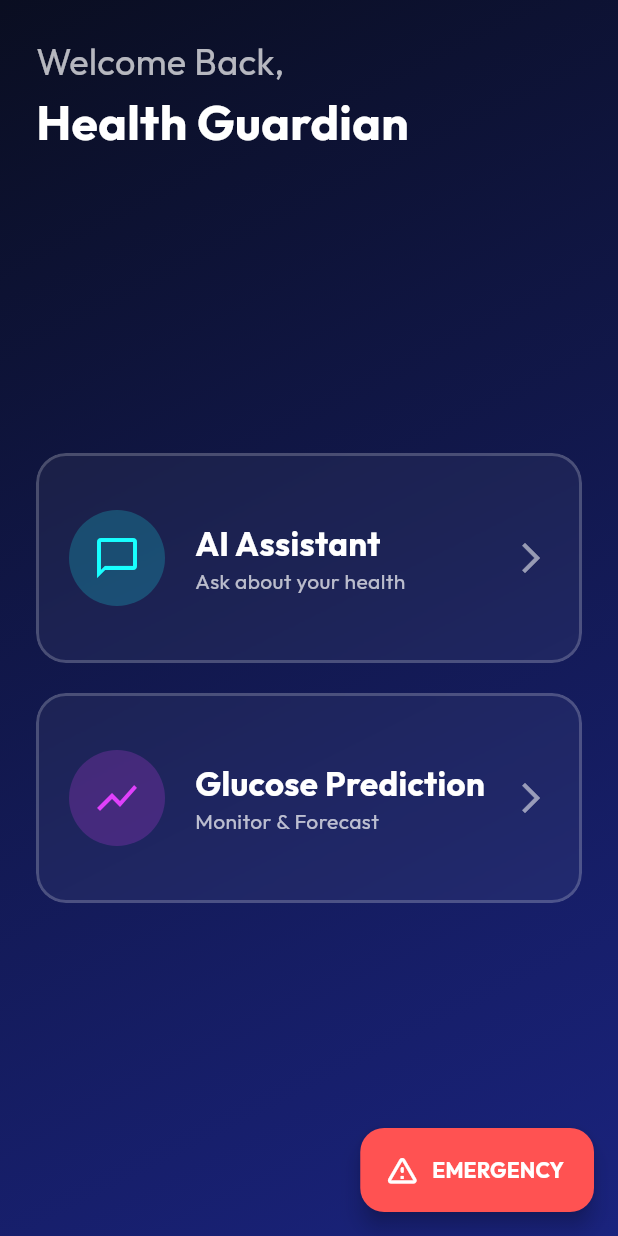
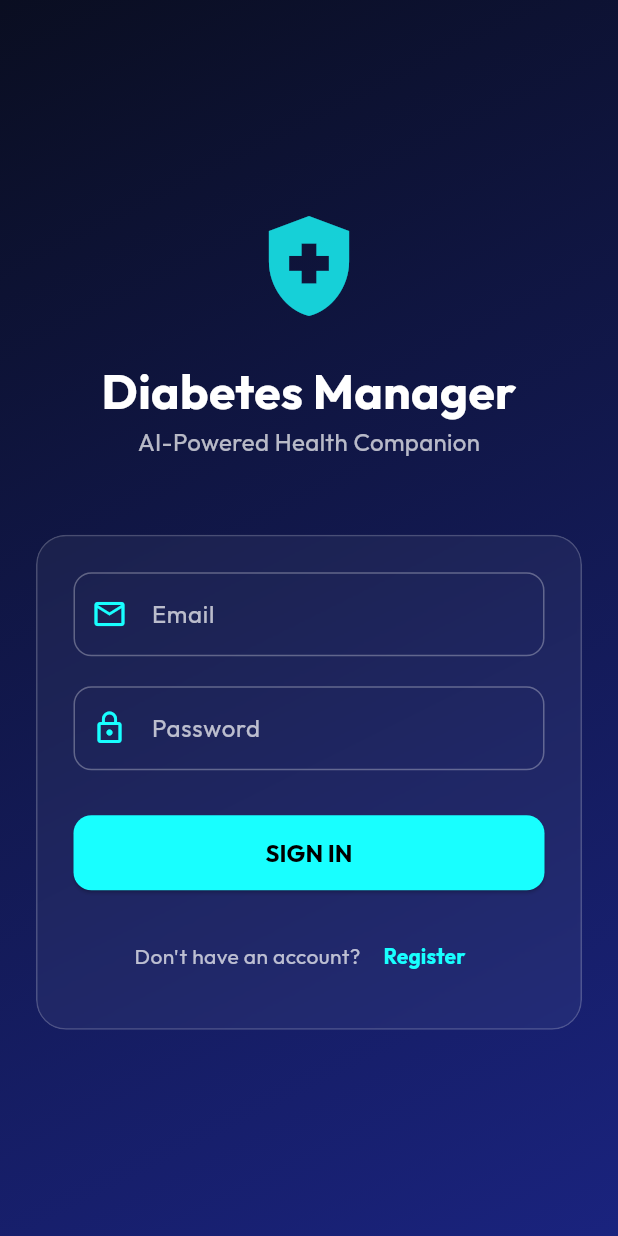
Before and after one commit to nacrezo/feng497_flutter_app, a Flutter app: the screen it shows after launch, on a phone screen of 412 x 824 dp. Run offline on Flutter 3.47's test engine with Material 3 defaults, Android fonts, the phone set to English and light mode, and no system bars; drawn by our look-alikes of glassmorphism_ui; our stand-ins replace cloud_firestore, firebase_auth, firebase_core, fl_chart, flutter_riverpod, go_router and 1 more; accounts and stored records are empty.

Commit message:
Integrate Firebase authentication and Firestore
Added Firebase authentication and Firestore support to the app. Updated Gradle and settings files for Google services, added google-services.json, and included necessary dependencies in pubspec.yaml. Implemented AuthService and login screen, updated main and home screens for authentication flow, and registered Firebase plugins for macOS and Windows.

```diff
--- a/lib/main.dart
+++ b/lib/main.dart
@@ -6,13 +6,24 @@ import 'screens/home_screen.dart';
 import 'screens/chatbot_screen.dart';
 import 'screens/prediction_screen.dart';
 
-void main() {
+import 'package:firebase_core/firebase_core.dart';
+
+import 'services/auth_service.dart';
+import 'screens/login_screen.dart';
+
+void main() async {
+  WidgetsFlutterBinding.ensureInitialized();
+  await Firebase.initializeApp();
   runApp(const ProviderScope(child: MyApp()));
 }
 
 final _router = GoRouter(
   initialLocation: '/',
   routes: [
+    GoRoute(
+      path: '/login',
+      builder: (context, state) => const LoginScreen(),
+    ),
     GoRoute(
       path: '/',
       builder: (context, state) => const HomeScreen(),
@@ -28,15 +39,29 @@ final _router = GoRouter(
   ],
 );
 
-class MyApp extends StatelessWidget {
+class MyApp extends ConsumerWidget {
   const MyApp({super.key});
 
   @override
-  Widget build(BuildContext context) {
+  Widget build(BuildContext context, WidgetRef ref) {
+    final authState = ref.watch(authStateProvider);
+
     return MaterialApp.router(
       title: 'Diabetes AI Manager',
       theme: AppTheme.darkTheme,
-      routerConfig: _router,
+      routerConfig: GoRouter(
+        initialLocation: '/',
+        redirect: (context, state) {
+          final isLoggedIn = authState.value != null;
+          final isLoggingIn = state.uri.toString() == '/login';
+
+          if (!isLoggedIn && !isLoggingIn) return '/login';
+          if (isLoggedIn && isLoggingIn) return '/';
+
+          return null;
+        },
+        routes: _router.configuration.routes,
+      ),
       debugShowCheckedModeBanner: false,
     );
   }
--- /dev/null
+++ b/lib/screens/login_screen.dart
@@ -0,0 +1,365 @@
+import 'package:flutter/material.dart';
+import 'package:flutter_riverpod/flutter_riverpod.dart';
+import 'package:go_router/go_router.dart';
+import 'package:google_fonts/google_fonts.dart';
+import 'package:glassmorphism_ui/glassmorphism_ui.dart';
+import 'package:firebase_auth/firebase_auth.dart';
+import '../services/auth_service.dart';
+
+class LoginScreen extends ConsumerStatefulWidget {
+  const LoginScreen({super.key});
+
+  @override
+  ConsumerState<LoginScreen> createState() => _LoginScreenState();
+}
+
+class _LoginScreenState extends ConsumerState<LoginScreen> {
+  final _emailController = TextEditingController();
+  final _passwordController = TextEditingController();
+  final _nameController = TextEditingController();
+  final _ageController = TextEditingController();
+  final _bloodTypeController = TextEditingController();
+  final _sexController = TextEditingController();
+
+  bool _isLoading = false;
+  bool _isLogin = true;
+  String? _errorMessage;
+
+  Future<void> _submit() async {
+    setState(() {
+      _isLoading = true;
+      _errorMessage = null;
+    });
+
+    try {
+      if (_isLogin) {
+        await ref.read(authServiceProvider).signIn(
+              _emailController.text.trim(),
+              _passwordController.text.trim(),
+            );
+      } else {
+        if (_nameController.text.isEmpty ||
+            _ageController.text.isEmpty ||
+            _bloodTypeController.text.isEmpty ||
+            _sexController.text.isEmpty) {
+          throw Exception('Please fill in all fields');
+        }
+
+        await ref.read(authServiceProvider).signUp(
+              email: _emailController.text.trim(),
+              password: _passwordController.text.trim(),
+              name: _nameController.text.trim(),
+              age: int.parse(_ageController.text.trim()),
+              bloodType: _bloodTypeController.text.trim(),
+              sex: _sexController.text.trim(),
+            );
+      }
+      // Navigation is handled by the router listener in main.dart
+    } on FirebaseAuthException catch (e) {
+      String message;
+      switch (e.code) {
+        case 'invalid-credential':
+        case 'user-not-found':
+        case 'wrong-password':
+          message = 'Invalid email or password. Please try again.';
+          break;
+        case 'email-already-in-use':
+          message = 'This email is already registered. Please sign in instead.';
+          break;
+        case 'invalid-email':
+          message = 'Please enter a valid email address.';
+          break;
+        case 'weak-password':
+          message = 'Password is too weak. Please choose a stronger one.';
+          break;
+        default:
+          message = 'An error occurred. Please try again later.';
+      }
+      setState(() {
+        _errorMessage = message;
+      });
+    } catch (e) {
+      setState(() {
+        _errorMessage = 'An unexpected error occurred.';
+      });
+    } finally {
+      if (mounted) {
+        setState(() {
+          _isLoading = false;
+        });
+      }
+    }
+  }
+
+  @override
+  Widget build(BuildContext context) {
+    return Scaffold(
+      body: Container(
+        decoration: const BoxDecoration(
+          gradient: LinearGradient(
+            begin: Alignment.topLeft,
+            end: Alignment.bottomRight,
+            colors: [
+              Color(0xFF0A0E21),
+              Color(0xFF1A237E),
+            ],
+          ),
+        ),
+        child: Center(
+          child: SingleChildScrollView(
+            padding: const EdgeInsets.all(24.0),
+            child: Column(
+              mainAxisAlignment: MainAxisAlignment.center,
+              children: [
+                Icon(
+                  Icons.health_and_safety,
+                  size: 80,
+                  color: Colors.cyanAccent.withOpacity(0.8),
+                ),
+                const SizedBox(height: 20),
+                Text(
+                  'Diabetes Manager',
+                  style: GoogleFonts.outfit(
+                    fontSize: 32,
+                    fontWeight: FontWeight.bold,
+                    color: Colors.white,
+                  ),
+                ),
+                Text(
+                  'AI-Powered Health Companion',
+                  style: GoogleFonts.outfit(
+                    fontSize: 16,
+                    color: Colors.white70,
+                  ),
+                ),
+                const SizedBox(height: 50),
+                GlassContainer(
+                  borderRadius: BorderRadius.circular(20),
+                  blur: 10,
+                  border: Border.all(color: Colors.white.withOpacity(0.2)),
+                  child: Padding(
+                    padding: const EdgeInsets.all(24.0),
+                    child: Column(
+                      children: [
+                        if (_errorMessage != null)
+                          Container(
+                            padding: const EdgeInsets.all(10),
+                            margin: const EdgeInsets.only(bottom: 20),
+                            decoration: BoxDecoration(
+                              color: Colors.redAccent.withOpacity(0.2),
+                              borderRadius: BorderRadius.circular(10),
+                              border: Border.all(color: Colors.redAccent.withOpacity(0.5)),
+                            ),
+                            child: Text(
+                              _errorMessage!,
+                              style: GoogleFonts.outfit(color: Colors.white),
+                              textAlign: TextAlign.center,
+                            ),
+                          ),
+                        if (!_isLogin) ...[
+                          TextField(
+                            controller: _nameController,
+                            style: GoogleFonts.outfit(color: Colors.white),
+                            decoration: InputDecoration(
+                              labelText: 'Full Name',
+                              labelStyle: GoogleFonts.outfit(color: Colors.white70),
+                              prefixIcon: const Icon(Icons.person_outline, color: Colors.cyanAccent),
+                              enabledBorder: OutlineInputBorder(
+                                borderRadius: BorderRadius.circular(12),
+                                borderSide: BorderSide(color: Colors.white.withOpacity(0.3)),
+                              ),
+                              focusedBorder: OutlineInputBorder(
+                                borderRadius: BorderRadius.circular(12),
+                                borderSide: const BorderSide(color: Colors.cyanAccent),
+                              ),
+                            ),
+                          ),
+                          const SizedBox(height: 20),
+                          Row(
+                            children: [
+                              Expanded(
+                                child: TextField(
+                                  controller: _ageController,
+                                  keyboardType: TextInputType.number,
+                                  style: GoogleFonts.outfit(color: Colors.white),
+                                  decoration: InputDecoration(
+                                    labelText: 'Age',
+                                    labelStyle: GoogleFonts.outfit(color: Colors.white70),
+                                    prefixIcon: const Icon(Icons.calendar_today, color: Colors.cyanAccent),
+                                    enabledBorder: OutlineInputBorder(
+                                      borderRadius: BorderRadius.circular(12),
+                                      borderSide: BorderSide(color: Colors.white.withOpacity(0.3)),
+                                    ),
+                                    focusedBorder: OutlineInputBorder(
+                                      borderRadius: BorderRadius.circular(12),
+                                      borderSide: const BorderSide(color: Colors.cyanAccent),
+                                    ),
+                                  ),
+                                ),
+                              ),
+                              const SizedBox(width: 16),
+                              Expanded(
+                                child: TextField(
+                                  controller: _sexController,
+                                  style: GoogleFonts.outfit(color: Colors.white),
+                                  decoration: InputDecoration(
+                                    labelText: 'Sex',
+                                    labelStyle: GoogleFonts.outfit(color: Colors.white70),
+                                    prefixIcon: const Icon(Icons.male, color: Colors.cyanAccent),
+                                    enabledBorder: OutlineInputBorder(
+                                      borderRadius: BorderRadius.circular(12),
+                                      borderSide: BorderSide(color: Colors.white.withOpacity(0.3)),
+                                    ),
+                                    focusedBorder: OutlineInputBorder(
+                                      borderRadius: BorderRadius.circular(12),
+                                      borderSide: const BorderSide(color: Colors.cyanAccent),
+                                    ),
+                                  ),
+                                ),
+                              ),
+                            ],
+                          ),
+                          const SizedBox(height: 20),
+                          TextField(
+                            controller: _bloodTypeController,
+                            style: GoogleFonts.outfit(color: Colors.white),
+                            decoration: InputDecoration(
+                              labelText: 'Blood Type (e.g. A+)',
+                              labelStyle: GoogleFonts.outfit(color: Colors.white70),
+                              prefixIcon: const Icon(Icons.bloodtype, color: Colors.cyanAccent),
+                              enabledBorder: OutlineInputBorder(
+                                borderRadius: BorderRadius.circular(12),
+                                borderSide: BorderSide(color: Colors.white.withOpacity(0.3)),
+                              ),
+                              focusedBorder: OutlineInputBorder(
+                                borderRadius: BorderRadius.circular(12),
+                                borderSide: const BorderSide(color: Colors.cyanAccent),
+                              ),
+                            ),
+                          ),
+                          const SizedBox(height: 20),
+                        ],
+                        TextField(
+                          controller: _emailController,
+                          style: GoogleFonts.outfit(color: Colors.white),
+                          decoration: InputDecoration(
+                            labelText: 'Email',
+                            labelStyle: GoogleFonts.outfit(color: Colors.white70),
+                            prefixIcon: const Icon(Icons.email_outlined, color: Colors.cyanAccent),
+                            enabledBorder: OutlineInputBorder(
+                              borderRadius: BorderRadius.circular(12),
+                              borderSide: BorderSide(color: Colors.white.withOpacity(0.3)),
+                            ),
+                            focusedBorder: OutlineInputBorder(
+                              borderRadius: BorderRadius.circular(12),
+                              borderSide: const BorderSide(color: Colors.cyanAccent),
+                            ),
+                          ),
+                        ),
+                        const SizedBox(height: 20),
+                        TextField(
+                          controller: _passwordController,
+                          obscureText: true,
+                          style: GoogleFonts.outfit(color: Colors.white),
+                          decoration: InputDecoration(
+                            labelText: 'Password',
+                            labelStyle: GoogleFonts.outfit(color: Colors.white70),
+                            prefixIcon: const Icon(Icons.lock_outline, color: Colors.cyanAccent),
+                            enabledBorder: OutlineInputBorder(
+                              borderRadius: BorderRadius.circular(12),
+                              borderSide: BorderSide(color: Colors.white.withOpacity(0.3)),
+                            ),
+                            focusedBorder: OutlineInputBorder(
+                              borderRadius: BorderRadius.circular(12),
+                              borderSide: const BorderSide(color: Colors.cyanAccent),
+                            ),
+                          ),
+                        ),
+                        const SizedBox(height: 30),
+                        SizedBox(
+                          width: double.infinity,
+                          height: 50,
+                          child: ElevatedButton(
+                            onPressed: _isLoading ? null : _submit,
+                            style: ElevatedButton.styleFrom(
+                              backgroundColor: Colors.cyanAccent,
+                              foregroundColor: Colors.black,
+                              shape: RoundedRectangleBorder(
+                                borderRadius: BorderRadius.circular(12),
+                              ),
+                            ),
+                            child: _isLoading
+                                ? const SizedBox(
+                                    height: 20,
+                                    width: 20,
+                                    child: CircularProgressIndicator(strokeWidth: 2),
+                                  )
+                                : Text(
+                                    _isLogin ? 'SIGN IN' : 'CREATE ACCOUNT',
+                                    style: GoogleFonts.outfit(
+                                      fontWeight: FontWeight.bold,
+                                      fontSize: 16,
+                                    ),
+                                  ),
+                          ),
+                        ),
+                        const SizedBox(height: 20),
+                        Row(
+                          mainAxisAlignment: MainAxisAlignment.center,
+                          children: [
+                            Text(
+                              _isLogin
+                                  ? "Don't have an account? "
+                                  : 'Already have an account? ',
+                              style: GoogleFonts.outfit(
+                                color: Colors.white70,
+                                fontSize: 14,
+                              ),
+                            ),
+                            TextButton(
+                              onPressed: () {
+                                setState(() {
+                                  _isLogin = !_isLogin;
+                                  _errorMessage = null;
+                                });
+                              },
+                              style: ButtonStyle(
+                                overlayColor: WidgetStateProperty.resolveWith<Color?>(
+                                  (Set<WidgetState> states) {
+                                    if (states.contains(WidgetState.hovered)) {
+                                      return Colors.purpleAccent.withOpacity(0.1);
+                                    }
+                                    return null;
+                                  },
+                                ),
+                                foregroundColor: WidgetStateProperty.resolveWith<Color?>(
+                                  (Set<WidgetState> states) {
+                                    if (states.contains(WidgetState.hovered)) {
+                                      return Colors.purpleAccent;
+                                    }
+                                    return Colors.cyanAccent;
+                                  },
+                                ),
+                              ),
+                              child: Text(
+                                _isLogin ? 'Register' : 'Sign In',
+                                style: GoogleFonts.outfit(
+                                  fontWeight: FontWeight.bold,
+                                  fontSize: 14,
+                                ),
+                              ),
+                            ),
+                          ],
+                        ),
+                      ],
+                    ),
+                  ),
+                ),
+              ],
+            ),
+          ),
+        ),
+      ),
+    );
+  }
+}
--- /dev/null
+++ b/lib/services/auth_service.dart
@@ -0,0 +1,63 @@
+import 'package:firebase_auth/firebase_auth.dart';
+import 'package:cloud_firestore/cloud_firestore.dart';
+import 'package:flutter_riverpod/flutter_riverpod.dart';
+
+class AuthService {
+  final FirebaseAuth _auth = FirebaseAuth.instance;
+
+  // Stream of auth changes
+  Stream<User?> get authStateChanges => _auth.authStateChanges();
+
+  // Get current user
+  User? get currentUser => _auth.currentUser;
+
+  // Sign in with email and password
+  Future<void> signIn(String email, String password) async {
+    await _auth.signInWithEmailAndPassword(
+      email: email,
+      password: password,
+    );
+  }
+
+  // Sign up with email and password and save user data
+  Future<void> signUp({
+    required String email,
+    required String password,
+    required String name,
+    required int age,
+    required String bloodType,
+    required String sex,
+  }) async {
+    // 1. Create user in Auth
+    final userCredential = await _auth.createUserWithEmailAndPassword(
+      email: email,
+      password: password,
+    );
+
+    // 2. Create user document in Firestore
+    if (userCredential.user != null) {
+      await FirebaseFirestore.instance
+          .collection('users')
+          .doc(userCredential.user!.uid)
+          .set({
+        'name': name,
+        'email': email,
+        'age': age,
+        'bloodType': bloodType,
+        'sex': sex,
+        'createdAt': FieldValue.serverTimestamp(),
+      });
+    }
+  }
+
+  // Sign out
+  Future<void> signOut() async {
+    await _auth.signOut();
+  }
+}
+
+final authServiceProvider = Provider<AuthService>((ref) => AuthService());
+
+final authStateProvider = StreamProvider<User?>((ref) {
+  return ref.watch(authServiceProvider).authStateChanges;
+});
--- a/pubspec.yaml
+++ b/pubspec.yaml
@@ -42,10 +42,14 @@ dependencies:
   go_router: ^14.6.0
   google_generative_ai: ^0.4.0
   http: ^1.2.0
+  firebase_core: ^3.6.0
+  firebase_auth: ^5.3.1
+  cloud_firestore: ^5.4.0
 
 dev_dependencies:
   flutter_test:
     sdk: flutter
+  flutterfire_cli: ^1.0.0
 
   # The "flutter_lints" package below contains a set of recommended lints to
   # encourage good coding practices. The lint set provided by the package is
```
Also changed, not shown: lib/screens/home_screen.dart (+28 -2 lines), pubspec.lock, 6 other files.
